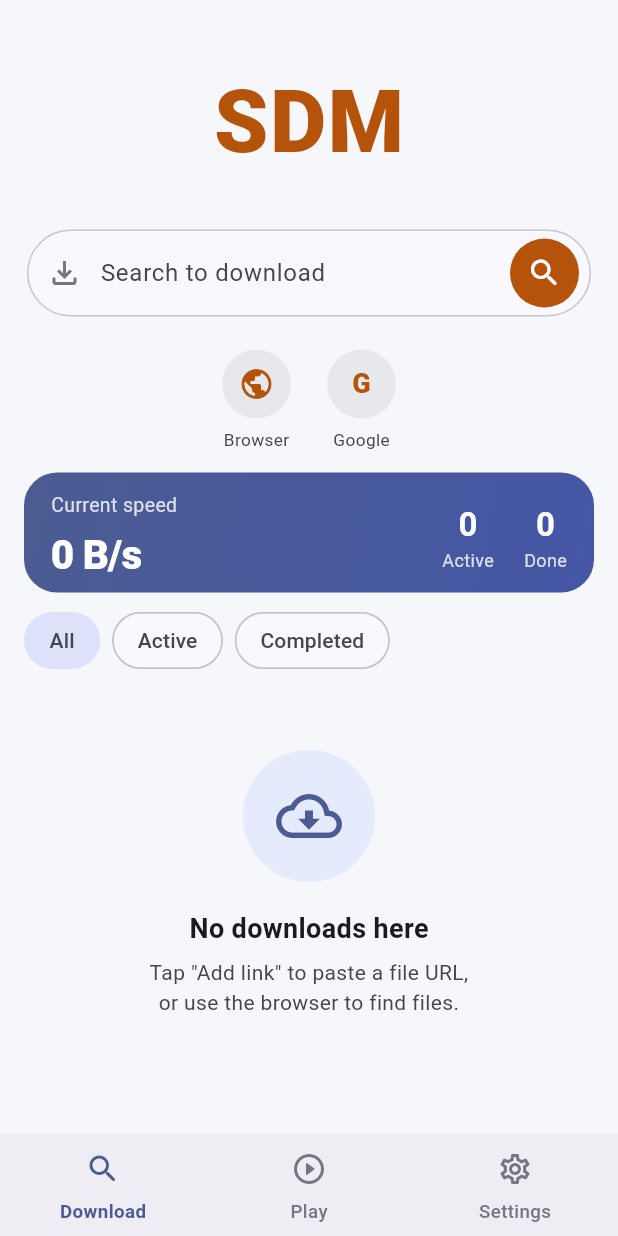
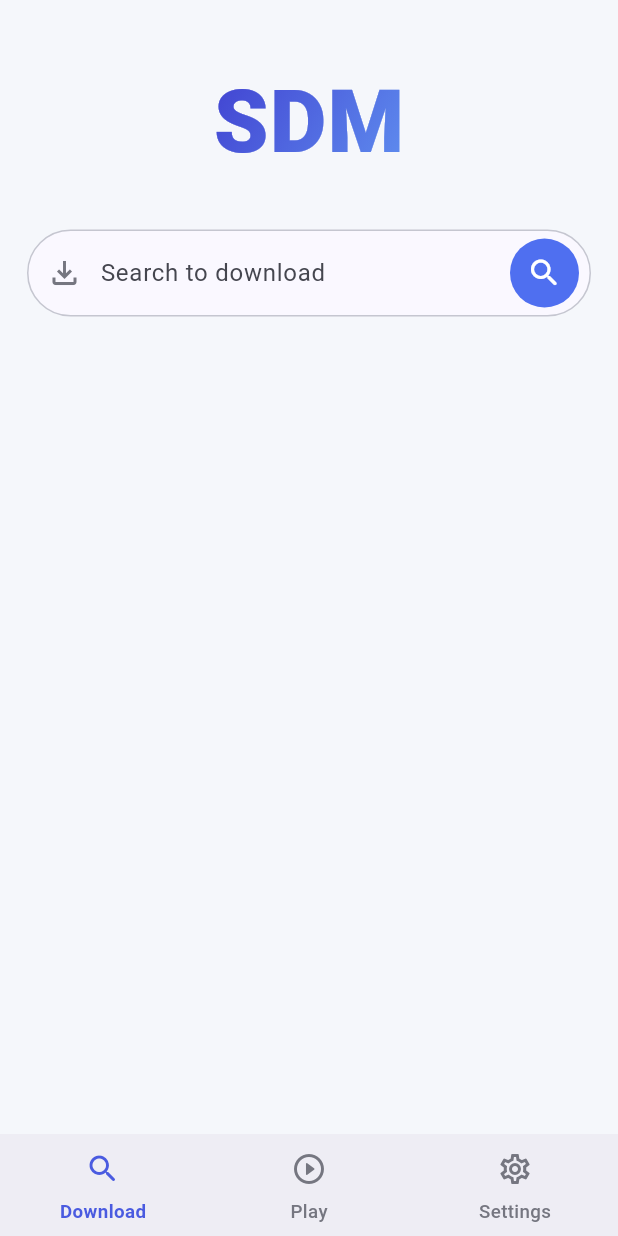
Before and after one commit to sabbirhossain392830-alt/SDM-App, a Flutter app: the screen it shows after launch, on a phone screen of 412 x 824 dp. Run offline on Flutter 3.47's test engine with Material 3 defaults, Android fonts, the phone set to English and light mode, and no system bars; our stand-ins replace dio, open_filex, package_info_plus, permission_handler, share_plus, shared_preferences and 1 more; missing offline and left inert: flutter_inappwebview; network calls fail.

Commit message:
feat: downloads list moves into the Play tab, shortcuts removed, SDM colours follow the logo
- Download tab: only the SDM title and the search box
- Play tab: speed card, filters and the downloads list
- SDM title and accents use the logo's blue instead of yellow

Co-Authored-By: Claude Sonnet 5.5 <noreply@anthropic.com>
Claude-Session: https://claude.ai/code/session_01J61HzvoPJkjtj4jChL1hdr

```diff
--- a/lib/screens/home_screen.dart
+++ b/lib/screens/home_screen.dart
@@ -24,7 +24,14 @@ class HomeScreen extends StatefulWidget {
 
   /// true when it is the Download tab of the main screen.
   final bool tab;
-  const HomeScreen({super.key, this.embedded = false, this.tab = false});
+
+  /// true when it is the Play tab: speed card, filters and the downloads list.
+  final bool library;
+  const HomeScreen(
+      {super.key,
+      this.embedded = false,
+      this.tab = false,
+      this.library = false});
 
   @override
   State<HomeScreen> createState() => _HomeScreenState();
@@ -472,7 +479,7 @@ class _HomeScreenState extends State<HomeScreen> {
                 const SizedBox(width: 4),
               ],
             )
-          : widget.tab
+          : (widget.tab || widget.library)
               ? null
               : AppBar(
         title: Text(widget.embedded ? tr('Downloads') : 'SDM'),
@@ -490,8 +497,18 @@ class _HomeScreenState extends State<HomeScreen> {
         ],
       ),
       body: widget.tab
-          ? SafeArea(bottom: false, child: _tabBody(items))
-          : Column(
+          ? SafeArea(bottom: false, child: _tabBody())
+          : widget.library
+              ? SafeArea(bottom: false, child: _listBody(items))
+              : _listBody(items),
+      floatingActionButton: (_selecting || widget.tab || widget.library)
+          ? null
+          : _AddLinkButton(onTap: _showAddSheet),
+    ));
+  }
+
+  Widget _listBody(List<DownloadItem> items) {
+    return Column(
         children: [
           const UpdateBanner(),
           _summary(),
@@ -531,16 +548,14 @@ class _HomeScreenState extends State<HomeScreen> {
             ),
           ),
         ],
-      ),
-      floatingActionButton: (_selecting || widget.tab)
-          ? null
-          : _AddLinkButton(onTap: _showAddSheet),
-    ));
+      );
   }
 
   // ------------------------------------------------- Download tab (home)
 
-  static const _gold = Color(0xFFFFC800);
+  // the colours of the SDM logo (blue vault)
+  static const _gold = Color(0xFF6FA3FF);
+  static const _blueDeep = Color(0xFF4A5BE0);
 
   static bool _looksLikeFileLink(String t) {
     final u = Uri.tryParse(t);
@@ -587,48 +602,24 @@ class _HomeScreenState extends State<HomeScreen> {
   Widget _hero() {
     final cs = Theme.of(context).colorScheme;
     final dark = cs.brightness == Brightness.dark;
-    final accent = dark ? _gold : const Color(0xFFB45309);
-    final sites = BrowserController.instance.shortcuts.take(8).toList();
-    Widget site(IconData? icon, String label, String? letter, VoidCallback f) =>
-        InkWell(
-          borderRadius: BorderRadius.circular(14),
-          onTap: f,
-          child: SizedBox(
-            width: 70,
-            child: Column(mainAxisSize: MainAxisSize.min, children: [
-              Container(
-                width: 46,
-                height: 46,
-                alignment: Alignment.center,
-                decoration: BoxDecoration(
-                  color: cs.onSurface.withValues(alpha: 0.07),
-                  shape: BoxShape.circle,
-                ),
-                child: icon != null
-                    ? Icon(icon, color: accent)
-                    : Text(letter ?? '',
-                        style: TextStyle(
-                            fontWeight: FontWeight.w800,
-                            fontSize: 18,
-                            color: accent)),
-              ),
-              const SizedBox(height: 6),
-              Text(label,
-                  maxLines: 1,
-                  overflow: TextOverflow.ellipsis,
-                  style: TextStyle(fontSize: 11.5, color: cs.onSurfaceVariant)),
-            ]),
-          ),
-        );
+    final accent = dark ? _gold : _blueDeep;
     return Padding(
       padding: const EdgeInsets.fromLTRB(18, 40, 18, 10),
       child: Column(children: [
-        Text('SDM',
-            style: TextStyle(
-                fontSize: 58,
-                fontWeight: FontWeight.w900,
-                letterSpacing: 1,
-                color: accent)),
+        ShaderMask(
+          shaderCallback: (r) => const LinearGradient(
+            colors: [Color(0xFF4040D0), Color(0xFF6090F0)],
+            begin: Alignment.topLeft,
+            end: Alignment.bottomRight,
+          ).createShader(r),
+          blendMode: BlendMode.srcIn,
+          child: const Text('SDM',
+              style: TextStyle(
+                  fontSize: 58,
+                  fontWeight: FontWeight.w900,
+                  letterSpacing: 1,
+                  color: Colors.white)),
+        ),
         const SizedBox(height: 30),
         Container(
           height: 58,
@@ -665,8 +656,8 @@ class _HomeScreenState extends State<HomeScreen> {
               padding: const EdgeInsets.only(right: 6),
               child: IconButton.filled(
                 style: IconButton.styleFrom(
-                    backgroundColor: dark ? _gold : accent,
-                    foregroundColor: dark ? Colors.black : Colors.white,
+                    backgroundColor: const Color(0xFF4F6FF0),
+                    foregroundColor: Colors.white,
                     fixedSize: const Size(46, 46)),
                 icon: const Icon(Icons.search_rounded),
                 onPressed: () => _go(_search.text),
@@ -674,52 +665,17 @@ class _HomeScreenState extends State<HomeScreen> {
             ),
           ]),
         ),
-        const SizedBox(height: 22),
-        SingleChildScrollView(
-          scrollDirection: Axis.horizontal,
-          child: Row(children: [
-            site(Icons.public_rounded, tr('Browser'), null,
-                () => _openInBrowser(null)),
-            for (final s in sites)
-              site(null, s.name, s.name.isEmpty ? '' : s.name[0].toUpperCase(),
-                  () => _openInBrowser(s.url)),
-          ]),
-        ),
       ]),
     );
   }
 
-  Widget _tabBody(List<DownloadItem> items) {
-    const head = 4;
+  Widget _tabBody() {
     return RefreshIndicator(
       onRefresh: _refresh,
-      child: ListView.builder(
+      child: ListView(
         physics: const AlwaysScrollableScrollPhysics(),
         padding: const EdgeInsets.only(bottom: 24),
-        itemCount: head + (items.isEmpty ? 1 : items.length),
-        itemBuilder: (_, i) {
-          if (i == 0) return const UpdateBanner();
-          if (i == 1) return _hero();
-          if (i == 2) return _summary();
-          if (i == 3) return _filters();
-          if (items.isEmpty) return SizedBox(height: 260, child: _empty());
-          final d = items[i - head];
-          return Padding(
-            padding: const EdgeInsets.fromLTRB(16, 0, 16, 8),
-            child: TweenAnimationBuilder<double>(
-              key: ValueKey('t_${d.id}'),
-              tween: Tween(begin: 0, end: 1),
-              duration: const Duration(milliseconds: 260),
-              curve: Curves.easeOutCubic,
-              builder: (_, v, child) => Opacity(
-                opacity: v,
-                child: Transform.translate(
-                    offset: Offset(0, (1 - v) * 14), child: child),
-              ),
-              child: _tile(d),
-            ),
-          );
-        },
+        children: [const UpdateBanner(), _hero()],
       ),
     );
   }
--- a/lib/screens/main_shell.dart
+++ b/lib/screens/main_shell.dart
@@ -4,10 +4,9 @@ import 'package:flutter/services.dart';
 import '../l10n.dart';
 import 'app_settings_screen.dart';
 import 'home_screen.dart';
-import 'play_tab.dart';
 
 /// The app's main screen: three tabs at the bottom.
-/// Download (search box + downloads), Play (videos and songs), Settings.
+/// Download (logo + search box), Play (speed card, filters, downloads), Settings.
 class MainShell extends StatefulWidget {
   const MainShell({super.key});
 
@@ -22,7 +21,7 @@ class _MainShellState extends State<MainShell> {
   Widget build(BuildContext context) {
     final cs = Theme.of(context).colorScheme;
     final dark = cs.brightness == Brightness.dark;
-    final accent = dark ? const Color(0xFFFFC800) : cs.primary;
+    final accent = dark ? const Color(0xFF6FA3FF) : const Color(0xFF4A5BE0);
     Widget dest(IconData icon, String label) => NavigationDestination(
           icon: Icon(icon, color: cs.outline),
           selectedIcon: Icon(icon, color: accent),
@@ -38,7 +37,7 @@ class _MainShellState extends State<MainShell> {
           index: _i,
           children: [
             const HomeScreen(tab: true),
-            PlayTab(active: _i == 1),
+            const HomeScreen(library: true),
             const AppSettingsScreen(),
           ],
         ),
```
Also changed, not shown: lib/screens/play_tab.dart (deleted, +0 -163 lines).
